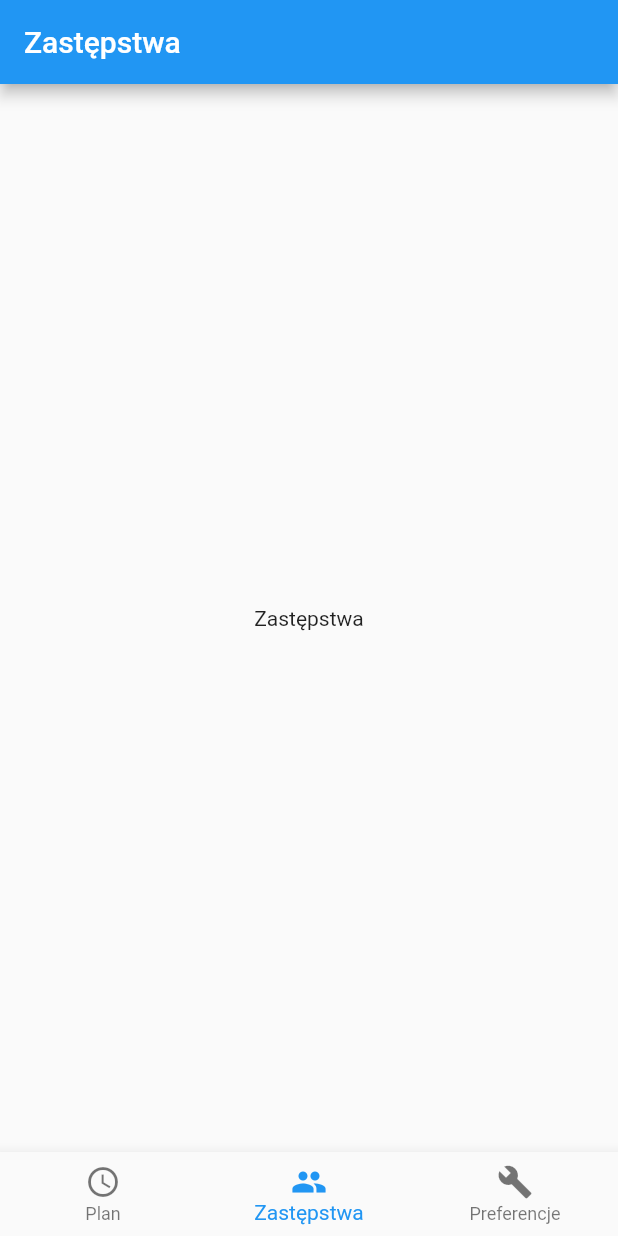
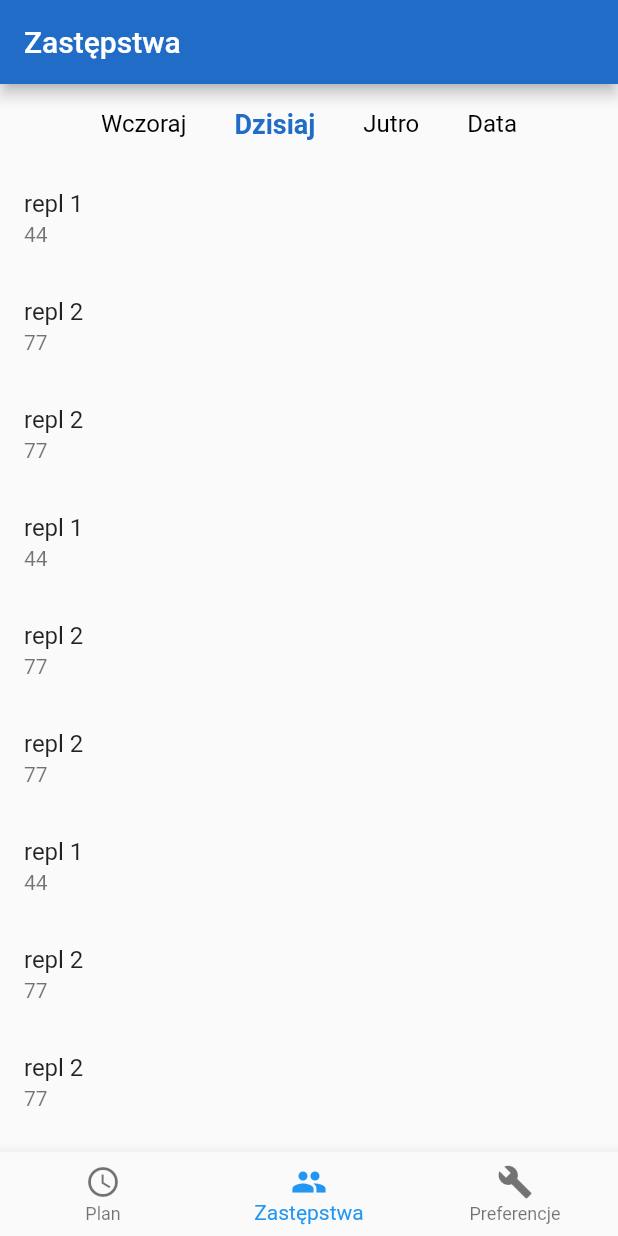
Before and after one commit to orzechdev/replacementsnew, a Flutter app: the screen it shows after launch, item 2 of the bottom bar chosen, on a phone screen of 412 x 824 dp. Run offline on Flutter 3.47's test engine with Material 2 defaults, Android fonts, the phone set to English and light mode, and no system bars.

Commit message:
Replacements List base UI

```diff
--- a/lib/main.dart
+++ b/lib/main.dart
@@ -9,6 +9,11 @@ class App extends StatelessWidget {
     return MaterialApp(
       title: 'Zastępstwa',
       home: Home(),
+      theme: ThemeData(
+        brightness: Brightness.light,
+        primaryColor: Color(0xFF216CC7),
+        accentColor: Color(0xFF216CC7),
+      ),
     );
   }
 }
--- /dev/null
+++ b/lib/models/replacements_models.dart
@@ -0,0 +1,19 @@
+class ReplacementsModel extends Object {
+  ReplacementsModel(this.replacements, this.ids);
+
+  List<ReplacementModel> replacements;
+  List<String> ids;
+}
+
+class ReplacementModel extends Object {
+  ReplacementModel(this.id, this.ver, this.replacement, this.number, this.classNumber, this.defaultInteger);
+
+  ReplacementModel.typeInfo(this.id, this.ver, this.replacement);
+
+  int id;
+  String ver;
+  String replacement;
+  int number;
+  int classNumber;
+  int defaultInteger;
+}
--- a/lib/screens/home_screen.dart
+++ b/lib/screens/home_screen.dart
@@ -1,4 +1,5 @@
 import 'package:flutter/material.dart';
+import 'package:replacements/widgets/replacements_list.dart';
 
 class Home extends StatefulWidget {
   @override
@@ -16,9 +17,7 @@ class _HomeState extends State<Home> {
     Center(
       child: Text(_childrenTitles[0]),
     ),
-    Center(
-      child: Text(_childrenTitles[1]),
-    ),
+    ReplacementsList(),
     Center(
       child: Text(_childrenTitles[2]),
     ),
--- /dev/null
+++ b/lib/widgets/replacements_list.dart
@@ -0,0 +1,118 @@
+import 'package:flutter/material.dart';
+import 'package:replacements/models/replacements_models.dart';
+
+class ReplacementsList extends StatefulWidget {
+  @override
+  State<StatefulWidget> createState() => _ReplacementsListState();
+}
+
+class _ReplacementsListState extends State<ReplacementsList> {
+  int _daysSinceSelected = 0;
+  final ReplacementsModel _replacements = ReplacementsModel(
+    [
+      ReplacementModel(1, 'abcd', 'repl 1', 1, 26, 44), ReplacementModel(2, 'ffss', 'repl 2', 2, 38, 77), ReplacementModel(2, 'ffss', 'repl 2', 2, 38, 77),
+      ReplacementModel(1, 'abcd', 'repl 1', 1, 26, 44), ReplacementModel(2, 'ffss', 'repl 2', 2, 38, 77), ReplacementModel(2, 'ffss', 'repl 2', 2, 38, 77),
+      ReplacementModel(1, 'abcd', 'repl 1', 1, 26, 44), ReplacementModel(2, 'ffss', 'repl 2', 2, 38, 77), ReplacementModel(2, 'ffss', 'repl 2', 2, 38, 77),
+      ReplacementModel(1, 'abcd', 'repl 1', 1, 26, 44), ReplacementModel(2, 'ffss', 'repl 2', 2, 38, 77), ReplacementModel(2, 'ffss', 'repl 2', 2, 38, 77),
+      ReplacementModel(1, 'abcd', 'repl 1', 1, 26, 44), ReplacementModel(2, 'ffss', 'repl 2', 2, 38, 77), ReplacementModel(2, 'ffss', 'repl 2', 2, 38, 77),
+    ],
+    [
+      '133', '145'
+    ]
+  );
+
+  @override
+  Widget build(BuildContext context) {
+    return ListView.builder(
+      itemCount: _replacements == null ? 1 : _replacements.replacements.length + 1,
+      itemBuilder: (context, index) {
+        if (index == 0) {
+          return Center(
+            child: Row(
+              mainAxisAlignment: MainAxisAlignment.center,
+              children: <Widget>[
+                GestureDetector(
+                  onTap: () {
+                    setState(() {
+                      _daysSinceSelected = -1;
+                    });
+                  },
+                  child: Padding(
+                    padding: EdgeInsets.all(16.0),
+                    child: Text(
+                      'Wczoraj',
+                      style: TextStyle(
+                        fontSize: _daysSinceSelected == -1 ? 18.0 : 16.0,
+                        fontWeight: _daysSinceSelected == -1 ? FontWeight.w600 : FontWeight.w400,
+                        color: _daysSinceSelected == -1 ? Color(0xFF216CC7) : Colors.black,
+                      ),
+                    ),
+                  ),
+                ),
+                GestureDetector(
+                  onTap: () {
+                    setState(() {
+                      _daysSinceSelected = 0;
+                    });
+                  },
+                  child: Padding(
+                    padding: EdgeInsets.all(16.0),
+                    child: Text(
+                      'Dzisiaj',
+                      style: TextStyle(
+                        fontSize: _daysSinceSelected == 0 ? 18.0 : 16.0,
+                        fontWeight: _daysSinceSelected == 0 ? FontWeight.w600 : FontWeight.w400,
+                        color: _daysSinceSelected == 0 ? Color(0xFF216CC7) : Colors.black,
+                      ),
+                    ),
+                  ),
+                ),
+                GestureDetector(
+                  onTap: () {
+                    setState(() {
+                      _daysSinceSelected = 1;
+                    });
+                  },
+                  child: Padding(
+                    padding: EdgeInsets.all(16.0),
+                    child: Text(
+                      'Jutro',
+                      style: TextStyle(
+                        fontSize: _daysSinceSelected == 1 ? 18.0 : 16.0,
+                        fontWeight: _daysSinceSelected == 1 ? FontWeight.w600 : FontWeight.w400,
+                        color: _daysSinceSelected == 1 ? Color(0xFF216CC7) : Colors.black,
+                      ),
+                    ),
+                  ),
+                ),
+                GestureDetector(
+                  onTap: () {
+                    setState(() {
+                      _daysSinceSelected = 999;
+                    });
+                  },
+                  child: Padding(
+                    padding: EdgeInsets.all(16.0),
+                    child: Text(
+                      'Data',
+                      style: TextStyle(
+                        fontSize: _daysSinceSelected < -1 || _daysSinceSelected > 1 ? 18.0 : 16.0,
+                        fontWeight: _daysSinceSelected < -1 || _daysSinceSelected > 1 ? FontWeight.w600 : FontWeight.w400,
+                        color: _daysSinceSelected < -1 || _daysSinceSelected > 1 ? Color(0xFF216CC7) : Colors.black,
+                      ),
+                    ),
+                  ),
+                ),
+              ],
+            ),
+          );
+        }
+        index -= 1;
+        return ListTile(
+          title: Text(_replacements.replacements[index].replacement),
+          subtitle: Text(_replacements.replacements[index].defaultInteger.toString()),
+        );
+      },
+    );
+  }
+}
```
